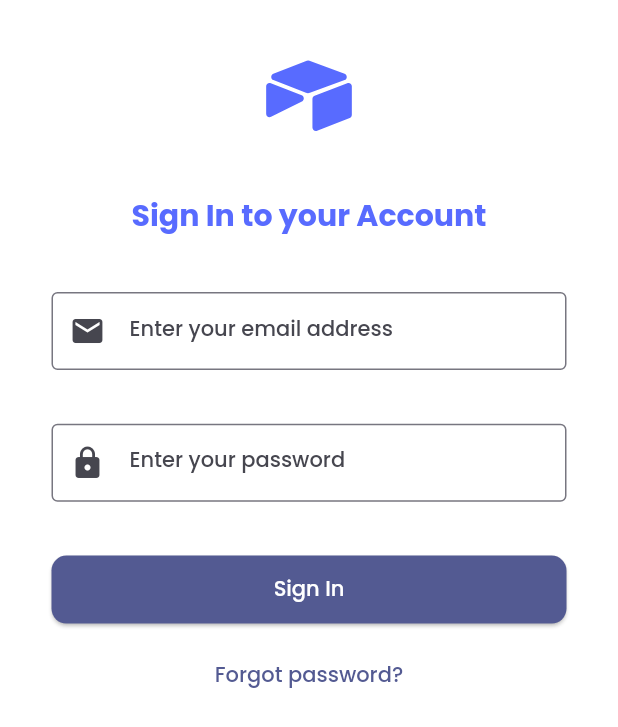
After one commit to roufy235/Eventry, a Flutter app: the LoginScreen screen opened by its route, on a phone screen of 412 x 824 dp. The commit adds this screen. Shown: the top 727 px of the screen. Run offline on Flutter 3.47's test engine with Material 2 defaults, Android fonts, the phone set to English and light mode, and no system bars; drawn by our look-alikes of dynamic_color; our stand-ins replace flutter_riverpod, flutter_screenutil, flutter_svg, go_router, google_fonts, loading_animation_widget.

Commit message:
feat: login screen added

```diff
--- a/lib/router/app_router.dart
+++ b/lib/router/app_router.dart
@@ -1,5 +1,6 @@
 import 'package:eventry/router/app_screens.dart';
 import 'package:eventry/router/app_screens_ext.dart';
+import 'package:eventry/screens/login/login_screen.dart';
 import 'package:eventry/screens/onboard/onboarding_screen.dart';
 import 'package:eventry/screens/welcome/welcome_screen.dart';
 import 'package:flutter/material.dart';
@@ -14,7 +15,12 @@ class AppRouter {
       GoRoute(
           path: '/${AppScreens.onboarding.toPath}',
           name: AppScreens.onboarding.toName,
-          builder: (BuildContext context, GoRouterState state) => const OnboardingScreen()
+          builder: (BuildContext context, GoRouterState state) => const OnboardingScreen(),
+      ),
+      GoRoute(
+        path: '/${AppScreens.login.toPath}',
+        name: AppScreens.login.toName,
+        builder: (BuildContext context, GoRouterState state) => const LoginScreen(),
       ),
       GoRoute(
           path: '/${AppScreens.welcome.toPath}',
--- a/lib/router/app_screens.dart
+++ b/lib/router/app_screens.dart
@@ -1,4 +1,5 @@
 enum AppScreens {
   welcome,
   onboarding,
+  login,
 }
--- a/lib/router/app_screens_ext.dart
+++ b/lib/router/app_screens_ext.dart
@@ -5,6 +5,7 @@ extension AppScreensExtension on AppScreens {
     switch(this) {
       case AppScreens.welcome: return 'welcome';
       case AppScreens.onboarding: return 'onboarding';
+      case AppScreens.login: return 'login';
     }
   }
 
@@ -12,6 +13,7 @@ extension AppScreensExtension on AppScreens {
     switch(this) {
       case AppScreens.welcome: return 'welcome';
       case AppScreens.onboarding: return 'onboarding';
+      case AppScreens.login: return 'login';
     }
   }
 }
--- /dev/null
+++ b/lib/screens/login/login_screen.dart
@@ -0,0 +1,81 @@
+import 'package:eventry/utils/dimens.dart';
+import 'package:eventry/widgets/btn_elevated.dart';
+import 'package:flutter/material.dart';
+import 'package:flutter_screenutil/flutter_screenutil.dart';
+import 'package:flutter_svg/flutter_svg.dart';
+
+import '../../utils/myFunctions.dart';
+
+class LoginScreen extends StatelessWidget {
+  const LoginScreen({Key? key}) : super(key: key);
+
+  @override
+  Widget build(BuildContext context) {
+    ScreenUtil.init(context);
+    return Scaffold(
+      body: SafeArea(
+        child: SingleChildScrollView(
+          child: Padding(
+            padding: EdgeInsets.symmetric(
+              horizontal: 30.w
+            ),
+            child: Column(
+              children: [
+                SizedBox(height: 30.h),
+                Center(
+                  child: SvgPicture.asset('assets/images/logo_dark.svg',
+                    fit: BoxFit.cover,
+                    width: 50.w,
+                    height: 50.w,
+                  ),
+                ),
+                SizedBox(height: 30.h),
+                Text('Sign In to your Account',
+                  textAlign: TextAlign.center,
+                  style: Theme.of(context).textTheme.headline6!.copyWith(
+                      fontWeight: FontWeight.bold,
+                      color: getTextColor(context)
+                  ),
+                ),
+                SizedBox(height: 30.h),
+                const TextField(
+                  decoration: InputDecoration(
+                    border: OutlineInputBorder(),
+                    labelText: 'Enter your email address',
+                    //errorText: errorTextPassword,
+                    //border: const OutlineInputBorder(),
+                    prefixIcon: Icon(Icons.email),
+                  ),
+                ),
+                SizedBox(height: 30.h),
+                const TextField(
+                  decoration: InputDecoration(
+                    border: OutlineInputBorder(),
+                    labelText: 'Enter your password',
+                    //errorText: errorTextPassword,
+                    //border: const OutlineInputBorder(),
+                    prefixIcon: Icon(Icons.lock),
+                  ),
+                ),
+                SizedBox(height: 30.h),
+                BtnElevated(
+                    child: const Text('Sign In'),
+                    onPressed: () {}
+                ),
+                SizedBox(height: 10.h),
+                SizedBox(
+                  height: defaultBtnHeight.h,
+                  width: double.infinity,
+                  child: TextButton(
+                      onPressed: () {},
+                      child: const Text('Forgot password?')
+                  ),
+                ),
+              ],
+            ),
+          ),
+        ),
+      ),
+    );
+  }
+}
--- a/lib/screens/onboard/onboarding_screen.dart
+++ b/lib/screens/onboard/onboarding_screen.dart
@@ -110,7 +110,7 @@ class _OnboardingScreenState extends State<OnboardingScreen> {
                 child: Text(_next),
                 onPressed: () {
                   if (_models.length == (_pageIndex + 1)) {
-                    context.go('/${AppScreens.welcome.toPath}');
+                    context.go('/${AppScreens.login.toPath}');
                   } else {
                     _controller.nextPage(
                         duration: const Duration(milliseconds: 500),
--- a/lib/utils/colors.dart
+++ b/lib/utils/colors.dart
@@ -1,7 +1,7 @@
 import 'package:flutter/material.dart';
 
 // light theme
-const Color brandColor = Color(0xFF5b6dff);
+const Color brandColor = Color(0xFF586bff);
 const Color brandColorLight = Color(0xFFedefff);
 
 // dark theme
--- a/pubspec.yaml
+++ b/pubspec.yaml
@@ -46,6 +46,7 @@ dependencies:
   hive: ^2.2.3
   hive_flutter: ^1.1.0
   loading_animation_widget: ^1.2.0+2
+  flutter_svg: ^1.1.3
 
 dev_dependencies:
   flutter_test:
```
Also changed, not shown: assets/images/logo.svg (added), assets/images/logo_dark.svg (added), pubspec.lock.
